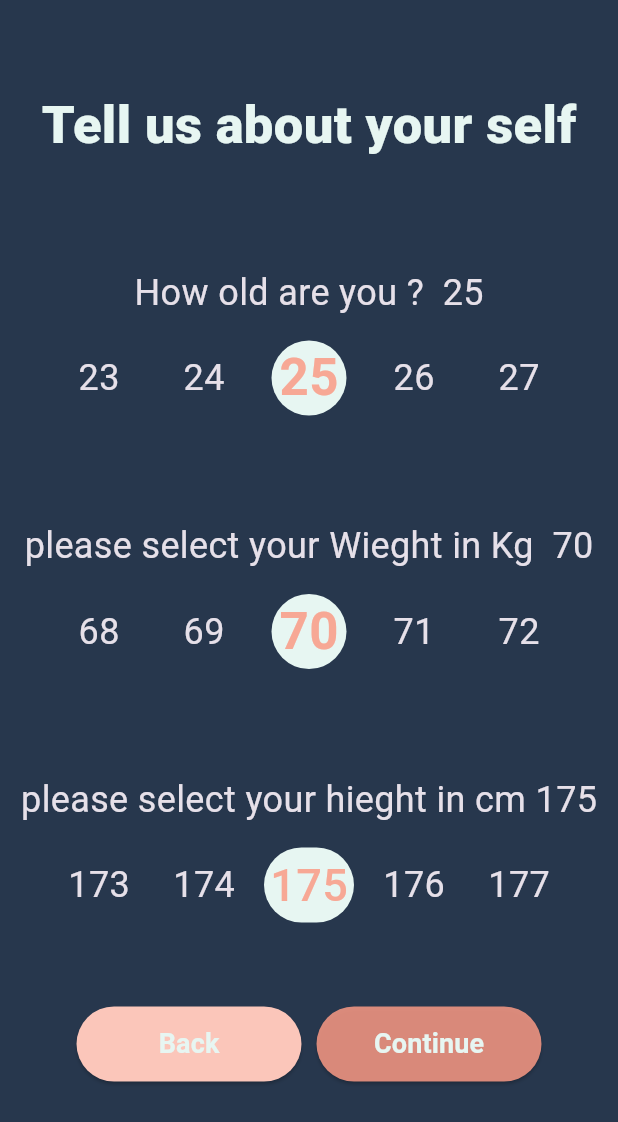
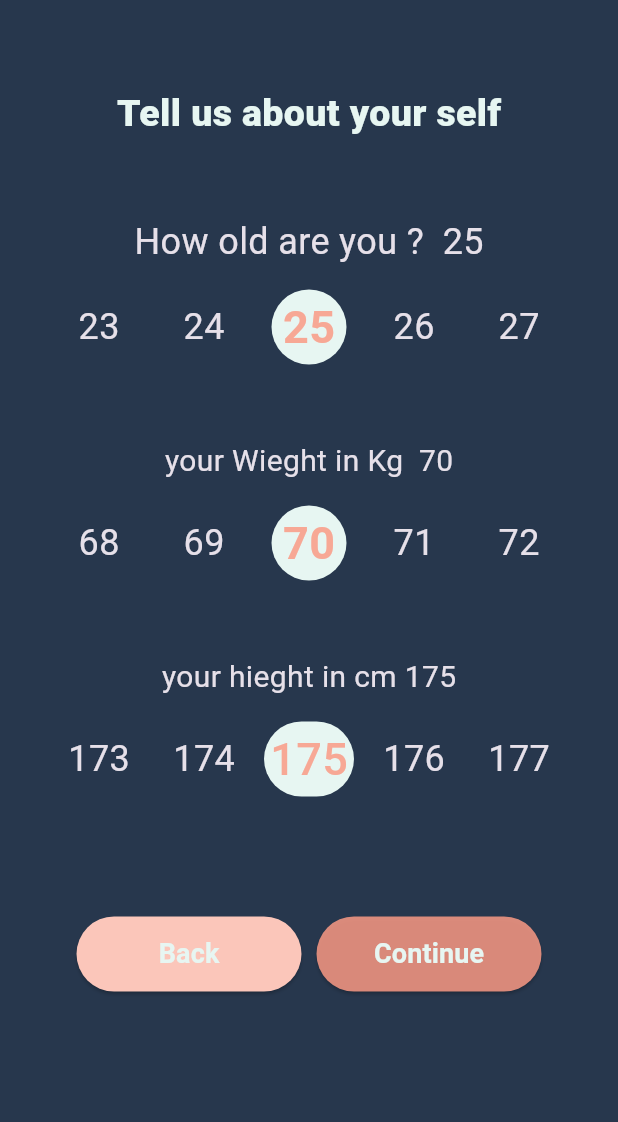
Before and after one commit to Ahme10D6/AR_Physical_flutter, a Flutter app: the SignupScreen screen opened directly, after a tap on "Continue", on a phone screen of 412 x 824 dp. Shown: the top 1122 px of the screen. Run offline on Flutter 3.47's test engine with Material 3 defaults, Android fonts, the light colour scheme and no system bars; drawn by our look-alikes of numberpicker; our stand-ins replace carousel_slider; Roboto replaces fonts that are missing (Katibeh).

Commit message:
............

```diff
--- a/lib/views/screens/auth/set_profile.dart
+++ b/lib/views/screens/auth/set_profile.dart
@@ -30,14 +30,14 @@ class _UserDataPageState extends State<UserDataPage> {
               Text(
                 'Tell us about your self',
                 style: const TextStyle(
-                  fontSize: 35,
+                  fontSize: 25,
                   color: text,
                   fontFamily: 'Katibeh',
                   fontWeight: FontWeight.w900,
                 ),
               ),
             // Age section
-            const SizedBox(height: 70),
+            const SizedBox(height: 50),
             Column(
               mainAxisAlignment: MainAxisAlignment.center,
               crossAxisAlignment: CrossAxisAlignment.center,
@@ -68,7 +68,7 @@ class _UserDataPageState extends State<UserDataPage> {
                           itemWidth: 70,
                           itemHeight: 50,
                           textStyle: const TextStyle(fontSize: 24,fontWeight: FontWeight.w400),
-                          selectedTextStyle: const TextStyle(fontSize: 34,fontWeight: FontWeight.w600,color: buttonColor,),
+                          selectedTextStyle: const TextStyle(fontSize: 30,fontWeight: FontWeight.w600,color: buttonColor,),
                           itemCount: 5,
                           axis: Axis.horizontal,
                           minValue: 1,
@@ -88,15 +88,15 @@ class _UserDataPageState extends State<UserDataPage> {
               ],
             ),
             /////////////////////////////
-            const SizedBox(height: 70),
+            const SizedBox(height: 50),
             // Width section
             Column(
               mainAxisAlignment: MainAxisAlignment.center,
               crossAxisAlignment: CrossAxisAlignment.center,
               children: [
                 Container(
-                  child:  Text("please select your Wieght in Kg  $_weight",
-                  style: const TextStyle(fontSize: 24),
+                  child:  Text("your Wieght in Kg  $_weight",
+                  style: const TextStyle(fontSize: 20),
                   ),
                 ),
               const SizedBox(height: 15),
@@ -120,7 +120,7 @@ class _UserDataPageState extends State<UserDataPage> {
                           itemWidth: 70,
                           itemHeight: 50,
                           textStyle: const TextStyle(fontSize: 24,fontWeight: FontWeight.w400),
-                          selectedTextStyle: const TextStyle(fontSize: 34,fontWeight: FontWeight.w600,color: buttonColor,),
+                          selectedTextStyle: const TextStyle(fontSize: 30,fontWeight: FontWeight.w600,color: buttonColor,),
                           itemCount: 5,
                           axis: Axis.horizontal,
                           minValue: 30,
@@ -140,15 +140,15 @@ class _UserDataPageState extends State<UserDataPage> {
               ],
             ),
             /////////////////////////
-            const SizedBox(height: 70),
+            const SizedBox(height: 50),
             // Hight section
             Column(
               mainAxisAlignment: MainAxisAlignment.center,
               crossAxisAlignment: CrossAxisAlignment.center,
               children: [
                 Container(
-                  child:  Text("please select your hieght in cm $_height",
-                  style: const TextStyle(fontSize: 24),
+                  child:  Text("your hieght in cm $_height",
+                  style: const TextStyle(fontSize: 20),
                   ),
                 ),
               const SizedBox(height: 15),
@@ -191,7 +191,7 @@ class _UserDataPageState extends State<UserDataPage> {
                 ),
               ],
             ),
-            const SizedBox(height: 56,),
+            const SizedBox(height: 80,),
             // Back and continue buttons
             Row(
               mainAxisAlignment: MainAxisAlignment.center,
--- a/lib/views/screens/auth/sign_up.dart
+++ b/lib/views/screens/auth/sign_up.dart
@@ -17,7 +17,7 @@ class SignupScreen extends StatelessWidget {
     return Scaffold(
       body: SingleChildScrollView(
         child: Container(
-          margin: const EdgeInsets.only(top: 58),
+          margin: const EdgeInsets.only(top: 45),
           alignment: Alignment.center,
           child: Column(
             children: [
@@ -74,7 +74,7 @@ class SignupScreen extends StatelessWidget {
               ),
               // ignore: prefer_const_constructors
               SizedBox(
-                height: 10,
+                height: 30,
               ),
               // ignore: avoid_unnecessary_containers, sized_box_for_whitespace
               Container(
@@ -88,7 +88,7 @@ class SignupScreen extends StatelessWidget {
                 ),
               ),
               const SizedBox(
-                height: 10,
+                height: 30,
               ),
               // ignore: avoid_unnecessary_containers, sized_box_for_whitespace
               Container(
@@ -102,7 +102,7 @@ class SignupScreen extends StatelessWidget {
                 ),
               ),
               const SizedBox(
-                height: 10,
+                height: 30,
               ),
               // ignore: avoid_unnecessary_containers, sized_box_for_whitespace
               Container(
@@ -116,7 +116,7 @@ class SignupScreen extends StatelessWidget {
                 ),
               ),
               const SizedBox(
-                height: 10,
+                height: 30,
               ),
               // ignore: avoid_unnecessary_containers, sized_box_for_whitespace
               Container(
@@ -130,7 +130,7 @@ class SignupScreen extends StatelessWidget {
                 ),
               ),
               const SizedBox(
-                height: 36,
+                height: 20,
               ),
               Row(
                 mainAxisAlignment: MainAxisAlignment.center,
```
